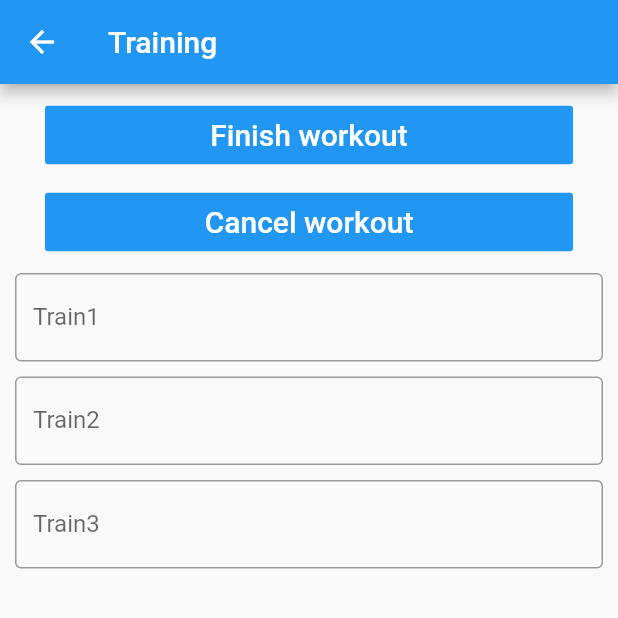
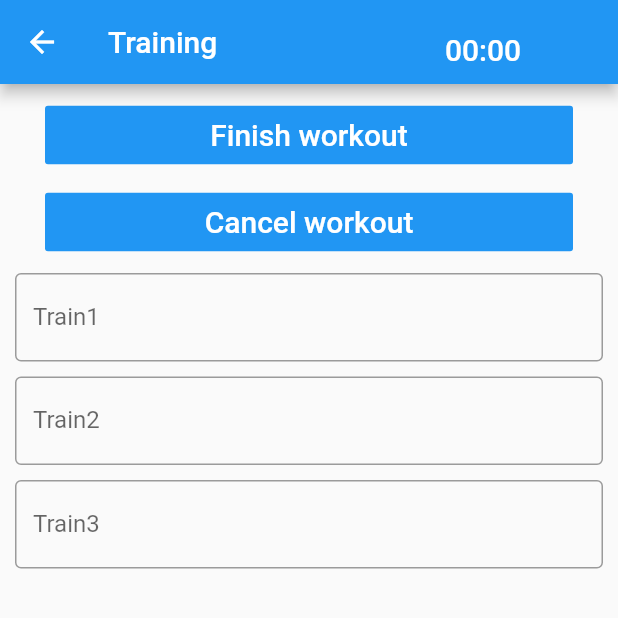
Before and after one commit to theoriginaltudor/Trainer_App_Flutter, a Flutter app: the Workouts screen opened directly, after a tap on "New Workout", on a phone screen of 412 x 824 dp, the top half of it. Run offline on Flutter 3.47's test engine with Material 2 defaults, Android fonts, the phone set to English and light mode, and no system bars; our stand-ins replace table_calendar.

Commit message:
made training statefull widget and added timer

```diff
--- a/lib/app.dart
+++ b/lib/app.dart
@@ -32,7 +32,7 @@ class MyApp extends StatelessWidget {
           screen = TabsPage();
           break;
         case TrainingRoute:
-          screen = Training(arguments['id']);
+          screen = Training();
           break;
         case AccountInfoRoute:
           screen = AccountInfo();
--- a/lib/screens/workout/training.dart
+++ b/lib/screens/workout/training.dart
@@ -1,11 +1,23 @@
+import 'dart:async';
+
 import 'package:flutter/material.dart';
 import '../../components/custom_flat_button.dart';
 import '../../components/custom_text_field.dart';
 
-class Training extends StatelessWidget {
-  final String _id;
+class Training extends StatefulWidget {
+  @override
+  State<StatefulWidget> createState() {
+    return new _TrainingState();
+  }
+}
 
-  Training(this._id);
+class _TrainingState extends State<Training> {
+  // final String _id;
+  bool _timerRunning = false;
+  String _sTimer = '00:00';
+  int _iTimer = 0;
+
+  // Training(this._id);
 
   @override
   Widget build(BuildContext context) {
@@ -13,7 +25,15 @@ class Training extends StatelessWidget {
 
     return Scaffold(
       appBar: AppBar(
-        title: Text('Training'),
+        title: Row(
+          mainAxisAlignment: MainAxisAlignment.spaceBetween,
+          children: [
+            Text('Training'),
+            CustomFlatButton(labelTitle: this._sTimer, onTap: () => {
+              changeTimerState()
+            },)
+          ]
+        ),
       ),
       body: ListView(
         children: [
@@ -25,6 +45,38 @@ class Training extends StatelessWidget {
     );
   }
 
+  void changeTimerState() {
+    if (this._timerRunning) {
+      // stop and reset timer
+      print(this._iTimer);
+      setState(() {
+        _timerRunning = false;
+        _sTimer = '00:00';
+        _iTimer = 0;
+      });
+    } else {
+      // start timer
+      setState(() {
+       _timerRunning = true;
+      });
+      startTimer();
+    }
+  }
+
+  void startTimer() {
+    Timer(Duration(seconds: 1), keepRunning);
+  }
+
+  void keepRunning() {
+    if (this._timerRunning) {
+      startTimer();
+    }
+    setState(() {
+      _sTimer = (this._iTimer ~/ 60).toString().padLeft(2, '0') + ':' + (this._iTimer % 60).toString().padLeft(2, '0');
+      _iTimer = _iTimer + 1;
+    });
+  }
+
   List<Widget> cards(List<String> cardTitles) {
     return cardTitles.map((title) => CustomTextField(labelTitle: title)).toList();
   }
--- a/lib/screens/workout/workouts.dart
+++ b/lib/screens/workout/workouts.dart
@@ -19,7 +19,7 @@ class Workouts extends StatelessWidget {
   }
 
   openTraining(BuildContext context, String sID) {
-    Navigator.pushNamed(context, '/training', arguments: {'id': sID});
+    Navigator.pushNamed(context, '/training'/*, arguments: {'id': sID}*/);
   }
 
   openCalendar(BuildContext context) {
```
